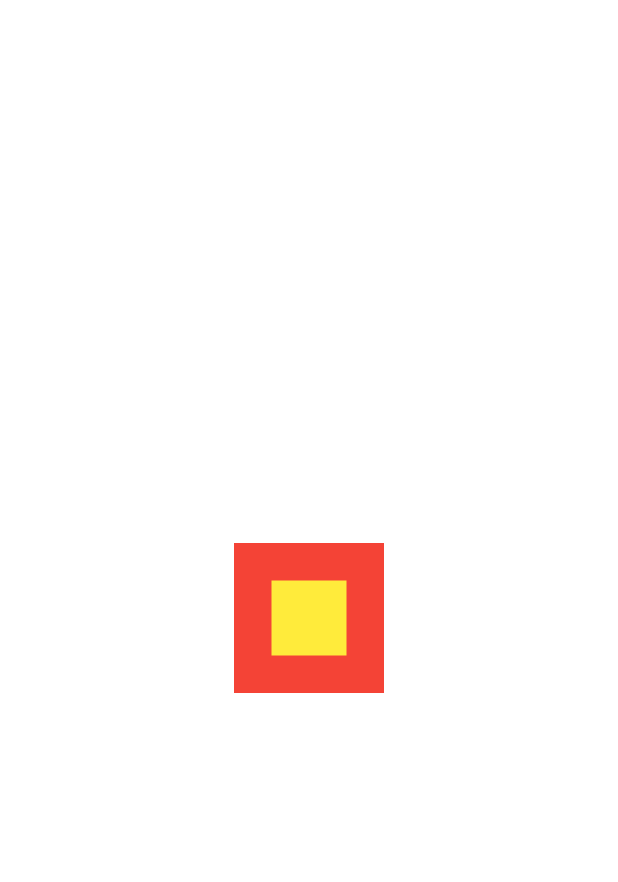
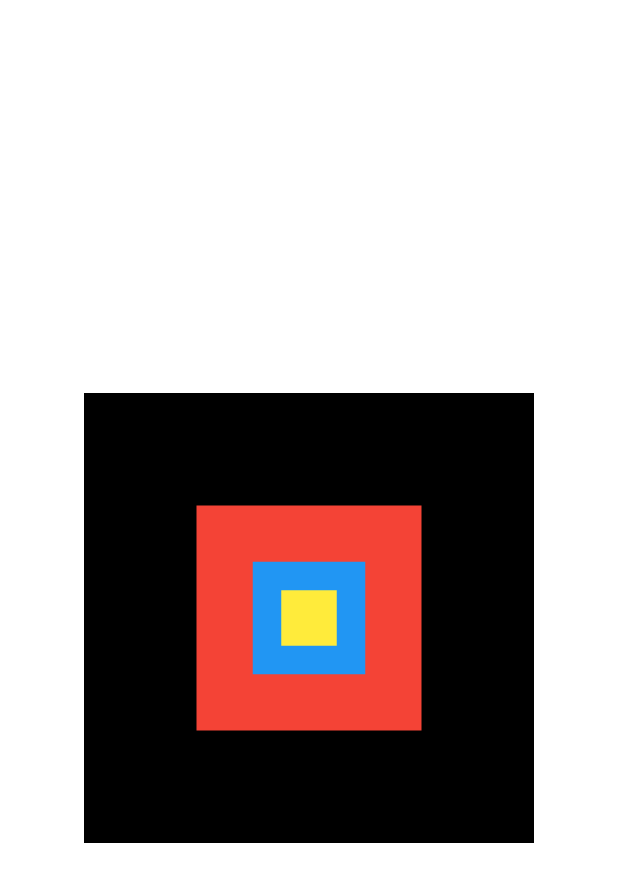
Before and after one commit to matheusvictor/my_app, a Flutter app: the screen it shows after launch, on a phone screen of 412 x 824 dp. Shown: the top 882 px of the screen. Run offline on Flutter 3.47's test engine with Material 2 defaults, Android fonts, the phone set to English and light mode, and no system bars.

Commit message:
draw square's stack

```diff
--- a/lib/main.dart
+++ b/lib/main.dart
@@ -14,22 +14,34 @@ class MyApp extends StatelessWidget {
         theme: ThemeData(
           primarySwatch: Colors.blue,
         ),
-      home: Stack(
+        home: Container(
+          color: Colors.white,
+          child: Stack(
             alignment: AlignmentDirectional.center,
             // diferente do Container, o Stack pode ter diversas "filhos" (children)
             children: [
               Container(
+                color: Colors.black,
+                width: 300,
+                height: 300,
+              ),
+              Container(
                 color: Colors.red,
-            width: 100,
-            height: 100,
+                width: 150,
+                height: 150,
+              ),
+              Container(
+                color: Colors.blue,
+                width: 75,
+                height: 75,
               ),
               Container(
                 color: Colors.yellow,
-            width: 50,
-            height: 50,
+                width: 37,
+                height: 37,
               )
             ],
           ),
-    );
+        ));
   }
 }
```
Lines whose indentation alone changed are shown as unchanged.
